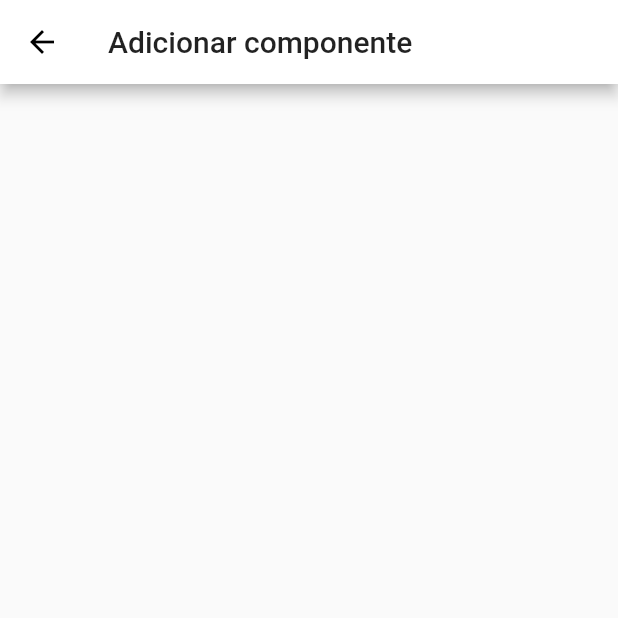
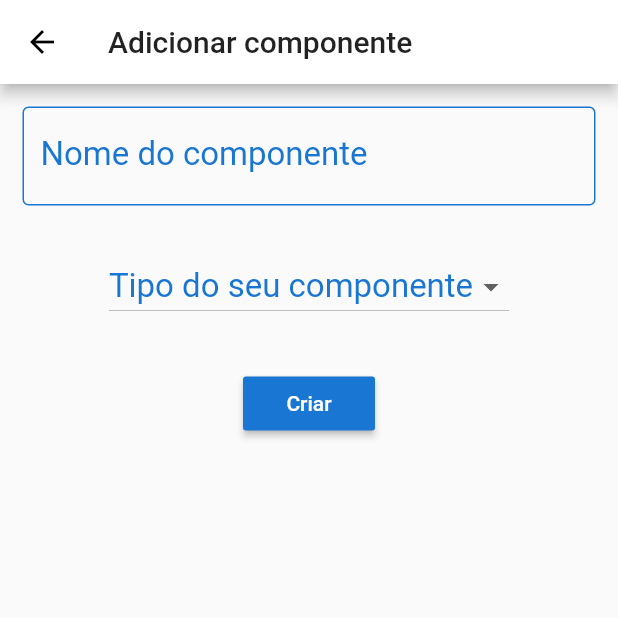
Before and after one commit to MiguelSena/arduuno-app, a Flutter app: the ComponentForm screen opened directly, on a phone screen of 412 x 824 dp, the top half of it. Run offline on Flutter 3.47's test engine with Material 2 defaults, Android fonts, the phone set to English and light mode, and no system bars.

Commit message:
component form

```diff
--- /dev/null
+++ b/lib/components/form_input.dart
@@ -0,0 +1,38 @@
+import 'package:flutter/material.dart';
+
+class FormInput extends StatelessWidget {
+  final TextEditingController textController;
+  final String tip;
+  final String label;
+  final IconData icon;
+
+  FormInput({this.textController, this.tip, this.label, this.icon});
+
+  @override
+  Widget build(BuildContext context) {
+    return Padding(
+      padding: EdgeInsets.all(15.0),
+      child: TextField(
+        controller: textController,
+        style: TextStyle(
+          fontSize: 22.0
+        ),
+
+        decoration: InputDecoration(
+          hintText: tip,
+          labelText: label,
+          labelStyle: TextStyle(color: Theme.of(context).accentColor),
+          focusColor: Theme.of(context).accentColor,
+
+          enabledBorder: OutlineInputBorder(
+            borderSide: BorderSide(color: Theme.of(context).accentColor)
+          ),
+
+          focusedBorder: UnderlineInputBorder(
+            borderSide: BorderSide(color: Theme.of(context).accentColor)
+          )
+        )
+      )
+    );
+  }
+}
--- a/lib/screens/component_form.dart
+++ b/lib/screens/component_form.dart
@@ -1,12 +1,85 @@
+import 'package:arduuno_app/components/form_input.dart';
+import 'package:arduuno_app/models/component.dart';
 import 'package:flutter/material.dart';
 
-class ComponentForm extends StatelessWidget {
+class ComponentForm extends StatefulWidget {
+  @override
+  _ComponentFormState createState() => _ComponentFormState();
+}
+
+class _ComponentFormState extends State<ComponentForm> {
+  final TextEditingController _nameController = TextEditingController();
+  String dropdownValue;
+
   @override
   Widget build(BuildContext context) {
     return Scaffold(
       appBar: AppBar(
         title: Text('Adicionar componente')
       ),
+
+      body: Column(
+        children: <Widget>[
+          FormInput(
+            textController: _nameController,
+            tip: 'Led',
+            label: 'Nome do componente',
+          ),
+
+          Container(
+            padding: EdgeInsets.all(15.0),
+            child: DropdownButton(
+              value: dropdownValue,
+              style: TextStyle(color: Theme.of(context).accentColor),
+
+              hint: Text(
+                'Tipo do seu componente',
+                style: TextStyle(
+                  color: Theme.of(context).accentColor,
+                  fontSize: 22.0,
+                ),
+              ),
+
+              items: <String>['Sensor', 'Motor', 'Atuador', 'Genérico', 'Microcontrolador', 'Outros'].map<DropdownMenuItem<String>>((String value) {
+                return DropdownMenuItem<String>(
+                  value: value,
+                  child: Text(
+                    value,
+                    style: TextStyle(
+                      fontSize: 20.0
+                    )
+                  ),
+                );
+              }).toList(),
+
+              onChanged: (String newValue) {
+                setState(() {
+                  dropdownValue = newValue;
+                });
+              },
+            ),
+          ),
+
+          Padding(
+            padding: EdgeInsets.all(15.0),
+            child: RaisedButton(
+              onPressed: () {
+                if (dropdownValue != null && _nameController.text != "") {
+                  final newComponent = Component(name: _nameController.text, type: dropdownValue, id: 1);
+                  debugPrint(newComponent.toString());
+                  Navigator.pop(context, newComponent);
+                } else {
+                  debugPrint('Dados invalidos');
+                }
+              },
+
+              child: Text('Criar'),
+              color: Theme.of(context).accentColor,
+              textColor: Theme.of(context).primaryColor,
+            ),
+          )
+        ]
+      )
     );
   }
 }
```
Also changed, not shown: lib/screens/components.dart (+44 -2 lines).
